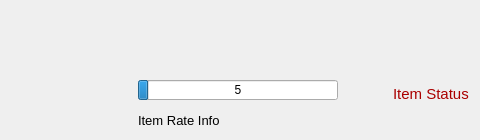
This is item.ui in zrd96/restaurant as Qt 5 draws it before an edit; both pictures show x 282 to 762 and y 0 to 140 of the 1080 by 140 pixel window. The edited form follows.
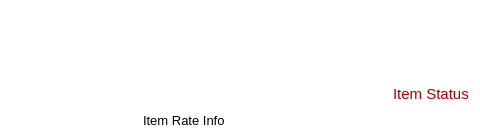
This is the edited form.

```diff
--- a/item.ui
+++ b/item.ui
@@ -22,32 +22,428 @@
     <height>140</height>
    </size>
   </property>
+  <property name="palette">
+   <palette>
+    <active>
+     <colorrole role="WindowText">
+      <brush brushstyle="SolidPattern">
+       <color alpha="255">
+        <red>0</red>
+        <green>0</green>
+        <blue>0</blue>
+       </color>
+      </brush>
+     </colorrole>
+     <colorrole role="Button">
+      <brush brushstyle="SolidPattern">
+       <color alpha="255">
+        <red>255</red>
+        <green>255</green>
+        <blue>255</blue>
+       </color>
+      </brush>
+     </colorrole>
+     <colorrole role="Light">
+      <brush brushstyle="SolidPattern">
+       <color alpha="255">
+        <red>255</red>
+        <green>255</green>
+        <blue>255</blue>
+       </color>
+      </brush>
+     </colorrole>
+     <colorrole role="Midlight">
+      <brush brushstyle="SolidPattern">
+       <color alpha="255">
+        <red>255</red>
+        <green>255</green>
+        <blue>255</blue>
+       </color>
+      </brush>
+     </colorrole>
+     <colorrole role="Dark">
+      <brush brushstyle="SolidPattern">
+       <color alpha="255">
+        <red>127</red>
+        <green>127</green>
+        <blue>127</blue>
+       </color>
+      </brush>
+     </colorrole>
+     <colorrole role="Mid">
+      <brush brushstyle="SolidPattern">
+       <color alpha="255">
+        <red>170</red>
+        <green>170</green>
+        <blue>170</blue>
+       </color>
+      </brush>
+     </colorrole>
+     <colorrole role="Text">
+      <brush brushstyle="SolidPattern">
+       <color alpha="255">
+        <red>0</red>
+        <green>0</green>
+        <blue>0</blue>
+       </color>
+      </brush>
+     </colorrole>
+     <colorrole role="BrightText">
+      <brush brushstyle="SolidPattern">
+       <color alpha="255">
+        <red>255</red>
+        <green>255</green>
+        <blue>255</blue>
+       </color>
+      </brush>
+     </colorrole>
+     <colorrole role="ButtonText">
+      <brush brushstyle="SolidPattern">
+       <color alpha="255">
+        <red>0</red>
+        <green>0</green>
+        <blue>0</blue>
+       </color>
+      </brush>
+     </colorrole>
+     <colorrole role="Base">
+      <brush brushstyle="SolidPattern">
+       <color alpha="255">
+        <red>255</red>
+        <green>255</green>
+        <blue>255</blue>
+       </color>
+      </brush>
+     </colorrole>
+     <colorrole role="Window">
+      <brush brushstyle="SolidPattern">
+       <color alpha="255">
+        <red>255</red>
+        <green>255</green>
+        <blue>255</blue>
+       </color>
+      </brush>
+     </colorrole>
+     <colorrole role="Shadow">
+      <brush brushstyle="SolidPattern">
+       <color alpha="255">
+        <red>0</red>
+        <green>0</green>
+        <blue>0</blue>
+       </color>
+      </brush>
+     </colorrole>
+     <colorrole role="AlternateBase">
+      <brush brushstyle="SolidPattern">
+       <color alpha="255">
+        <red>255</red>
+        <green>255</green>
+        <blue>255</blue>
+       </color>
+      </brush>
+     </colorrole>
+     <colorrole role="ToolTipBase">
+      <brush brushstyle="SolidPattern">
+       <color alpha="255">
+        <red>255</red>
+        <green>255</green>
+        <blue>220</blue>
+       </color>
+      </brush>
+     </colorrole>
+     <colorrole role="ToolTipText">
+      <brush brushstyle="SolidPattern">
+       <color alpha="255">
+        <red>0</red>
+        <green>0</green>
+        <blue>0</blue>
+       </color>
+      </brush>
+     </colorrole>
+    </active>
+    <inactive>
+     <colorrole role="WindowText">
+      <brush brushstyle="SolidPattern">
+       <color alpha="255">
+        <red>0</red>
+        <green>0</green>
+        <blue>0</blue>
+       </color>
+      </brush>
+     </colorrole>
+     <colorrole role="Button">
+      <brush brushstyle="SolidPattern">
+       <color alpha="255">
+        <red>255</red>
+        <green>255</green>
+        <blue>255</blue>
+       </color>
+      </brush>
+     </colorrole>
+     <colorrole role="Light">
+      <brush brushstyle="SolidPattern">
+       <color alpha="255">
+        <red>255</red>
+        <green>255</green>
+        <blue>255</blue>
+       </color>
+      </brush>
+     </colorrole>
+     <colorrole role="Midlight">
+      <brush brushstyle="SolidPattern">
+       <color alpha="255">
+        <red>255</red>
+        <green>255</green>
+        <blue>255</blue>
+       </color>
+      </brush>
+     </colorrole>
+     <colorrole role="Dark">
+      <brush brushstyle="SolidPattern">
+       <color alpha="255">
+        <red>127</red>
+        <green>127</green>
+        <blue>127</blue>
+       </color>
+      </brush>
+     </colorrole>
+     <colorrole role="Mid">
+      <brush brushstyle="SolidPattern">
+       <color alpha="255">
+        <red>170</red>
+        <green>170</green>
+        <blue>170</blue>
+       </color>
+      </brush>
+     </colorrole>
+     <colorrole role="Text">
+      <brush brushstyle="SolidPattern">
+       <color alpha="255">
+        <red>0</red>
+        <green>0</green>
+        <blue>0</blue>
+       </color>
+      </brush>
+     </colorrole>
+     <colorrole role="BrightText">
+      <brush brushstyle="SolidPattern">
+       <color alpha="255">
+        <red>255</red>
+        <green>255</green>
+        <blue>255</blue>
+       </color>
+      </brush>
+     </colorrole>
+     <colorrole role="ButtonText">
+      <brush brushstyle="SolidPattern">
+       <color alpha="255">
+        <red>0</red>
+        <green>0</green>
+        <blue>0</blue>
+       </color>
+      </brush>
+     </colorrole>
+     <colorrole role="Base">
+      <brush brushstyle="SolidPattern">
+       <color alpha="255">
+        <red>255</red>
+        <green>255</green>
+        <blue>255</blue>
+       </color>
+      </brush>
+     </colorrole>
+     <colorrole role="Window">
+      <brush brushstyle="SolidPattern">
+       <color alpha="255">
+        <red>255</red>
+        <green>255</green>
+        <blue>255</blue>
+       </color>
+      </brush>
+     </colorrole>
+     <colorrole role="Shadow">
+      <brush brushstyle="SolidPattern">
+       <color alpha="255">
+        <red>0</red>
+        <green>0</green>
+        <blue>0</blue>
+       </color>
+      </brush>
+     </colorrole>
+     <colorrole role="AlternateBase">
+      <brush brushstyle="SolidPattern">
+       <color alpha="255">
+        <red>255</red>
+        <green>255</green>
+        <blue>255</blue>
+       </color>
+      </brush>
+     </colorrole>
+     <colorrole role="ToolTipBase">
+      <brush brushstyle="SolidPattern">
+       <color alpha="255">
+        <red>255</red>
+        <green>255</green>
+        <blue>220</blue>
+       </color>
+      </brush>
+     </colorrole>
+     <colorrole role="ToolTipText">
+      <brush brushstyle="SolidPattern">
+       <color alpha="255">
+        <red>0</red>
+        <green>0</green>
+        <blue>0</blue>
+       </color>
+      </brush>
+     </colorrole>
+    </inactive>
+    <disabled>
+     <colorrole role="WindowText">
+      <brush brushstyle="SolidPattern">
+       <color alpha="255">
+        <red>127</red>
+        <green>127</green>
+        <blue>127</blue>
+       </color>
+      </brush>
+     </colorrole>
+     <colorrole role="Button">
+      <brush brushstyle="SolidPattern">
+       <color alpha="255">
+        <red>255</red>
+        <green>255</green>
+        <blue>255</blue>
+       </color>
+      </brush>
+     </colorrole>
+     <colorrole role="Light">
+      <brush brushstyle="SolidPattern">
+       <color alpha="255">
+        <red>255</red>
+        <green>255</green>
+        <blue>255</blue>
+       </color>
+      </brush>
+     </colorrole>
+     <colorrole role="Midlight">
+      <brush brushstyle="SolidPattern">
+       <color alpha="255">
+        <red>255</red>
+        <green>255</green>
+        <blue>255</blue>
+       </color>
+      </brush>
+     </colorrole>
+     <colorrole role="Dark">
+      <brush brushstyle="SolidPattern">
+       <color alpha="255">
+        <red>127</red>
+        <green>127</green>
+        <blue>127</blue>
+       </color>
+      </brush>
+     </colorrole>
+     <colorrole role="Mid">
+      <brush brushstyle="SolidPattern">
+       <color alpha="255">
+        <red>170</red>
+        <green>170</green>
+        <blue>170</blue>
+       </color>
+      </brush>
+     </colorrole>
+     <colorrole role="Text">
+      <brush brushstyle="SolidPattern">
+       <color alpha="255">
+        <red>127</red>
+        <green>127</green>
+        <blue>127</blue>
+       </color>
+      </brush>
+     </colorrole>
+     <colorrole role="BrightText">
+      <brush brushstyle="SolidPattern">
+       <color alpha="255">
+        <red>255</red>
+        <green>255</green>
+        <blue>255</blue>
+       </color>
+      </brush>
+     </colorrole>
+     <colorrole role="ButtonText">
+      <brush brushstyle="SolidPattern">
+       <color alpha="255">
+        <red>127</red>
+        <green>127</green>
+        <blue>127</blue>
+       </color>
+      </brush>
+     </colorrole>
+     <colorrole role="Base">
+      <brush brushstyle="SolidPattern">
+       <color alpha="255">
+        <red>255</red>
+        <green>255</green>
+        <blue>255</blue>
+       </color>
+      </brush>
+     </colorrole>
+     <colorrole role="Window">
+      <brush brushstyle="SolidPattern">
+       <color alpha="255">
+        <red>255</red>
+        <green>255</green>
+        <blue>255</blue>
+       </color>
+      </brush>
+     </colorrole>
+     <colorrole role="Shadow">
+      <brush brushstyle="SolidPattern">
+       <color alpha="255">
+        <red>0</red>
+        <green>0</green>
+        <blue>0</blue>
+       </color>
+      </brush>
+     </colorrole>
+     <colorrole role="AlternateBase">
+      <brush brushstyle="SolidPattern">
+       <color alpha="255">
+        <red>255</red>
+        <green>255</green>
+        <blue>255</blue>
+       </color>
+      </brush>
+     </colorrole>
+     <colorrole role="ToolTipBase">
+      <brush brushstyle="SolidPattern">
+       <color alpha="255">
+        <red>255</red>
+        <green>255</green>
+        <blue>220</blue>
+       </color>
+      </brush>
+     </colorrole>
+     <colorrole role="ToolTipText">
+      <brush brushstyle="SolidPattern">
+       <color alpha="255">
+        <red>0</red>
+        <green>0</green>
+        <blue>0</blue>
+       </color>
+      </brush>
+     </colorrole>
+    </disabled>
+   </palette>
+  </property>
   <property name="windowTitle">
    <string>Form</string>
   </property>
-  <widget class="QProgressBar" name="itemRate">
-   <property name="geometry">
-    <rect>
-     <x>420</x>
-     <y>80</y>
-     <width>200</width>
-     <height>20</height>
-    </rect>
-   </property>
-   <property name="maximum">
-    <number>100</number>
-   </property>
-   <property name="value">
-    <number>5</number>
-   </property>
-   <property name="format">
-    <string>%p</string>
-   </property>
-  </widget>
   <widget class="QLabel" name="itemRateInfo">
    <property name="geometry">
     <rect>
-     <x>420</x>
+     <x>425</x>
      <y>110</y>
      <width>200</width>
      <height>20</height>
```
